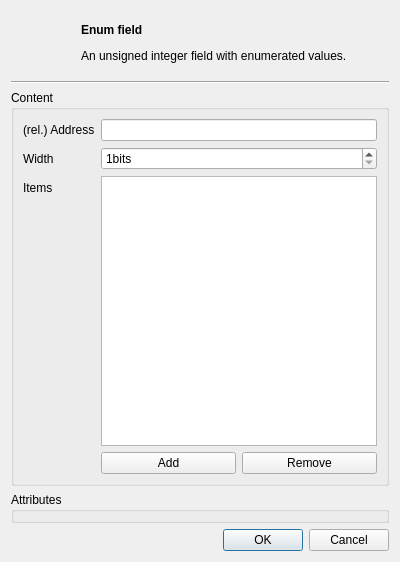
dmr-tools/anytone-emu, file src/enumfielddialog.ui: the form before one commit.
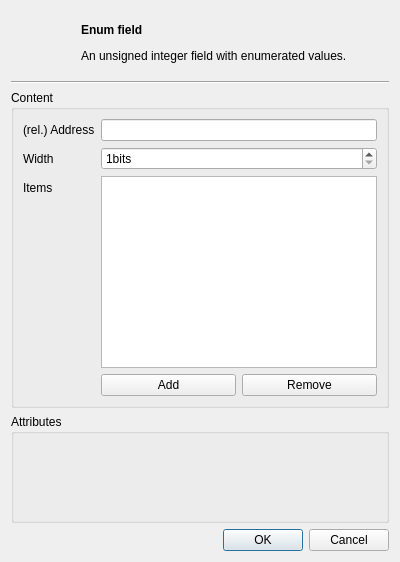
The form after the commit. Custom widgets are drawn as their Qt base class.

```diff
--- a/src/enumfielddialog.ui
+++ b/src/enumfielddialog.ui
@@ -128,6 +128,12 @@
    </item>
    <item>
     <widget class="QGroupBox" name="groupBox_2">
+     <property name="sizePolicy">
+      <sizepolicy hsizetype="Preferred" vsizetype="MinimumExpanding">
+       <horstretch>0</horstretch>
+       <verstretch>0</verstretch>
+      </sizepolicy>
+     </property>
      <property name="title">
       <string>Attributes</string>
      </property>
```
